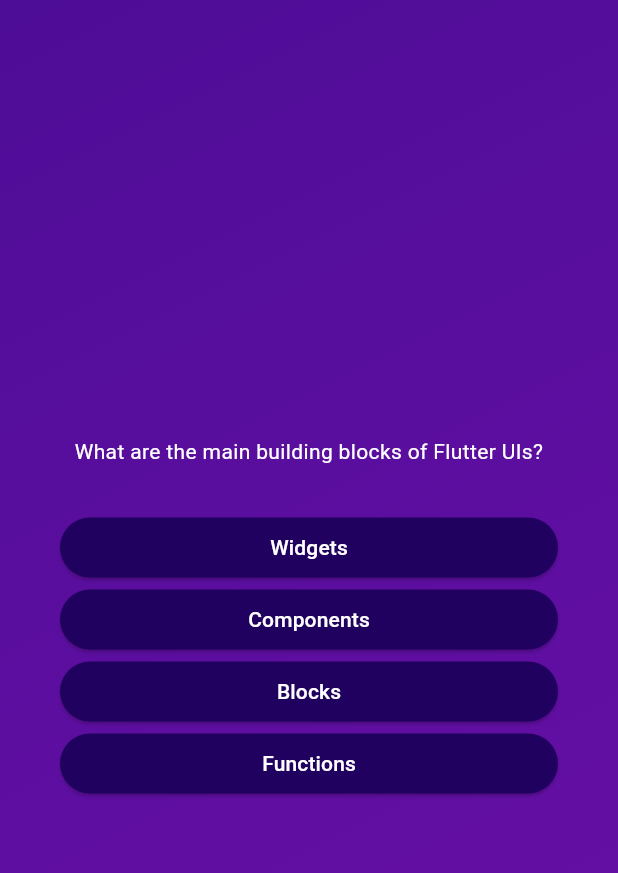
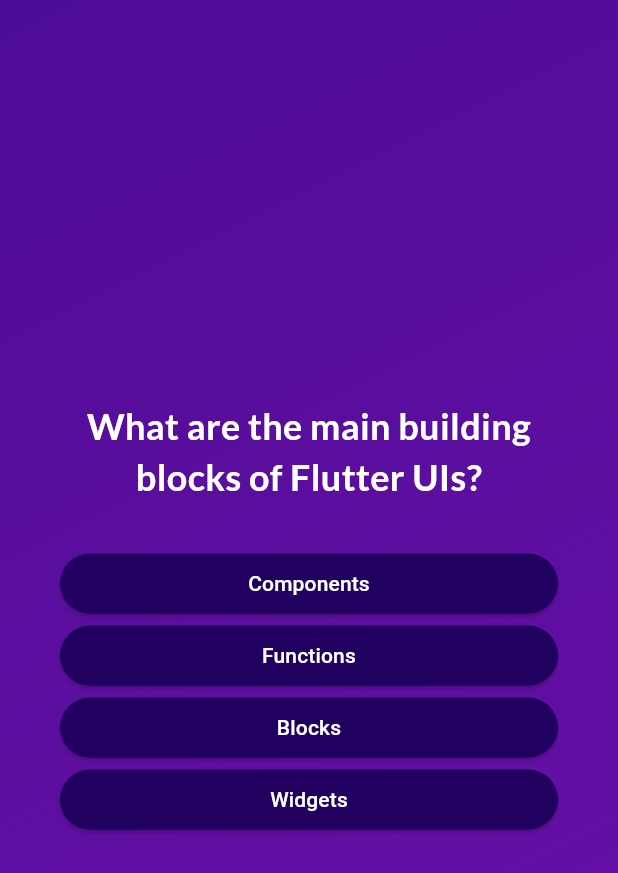
Before and after one commit to mateuslca/flutter_quiz, a Flutter app: the screen it shows after launch, after a tap on "Start Quiz", on a phone screen of 412 x 824 dp. Shown: the top 873 px of the screen. Run offline on Flutter 3.47's test engine with Material 3 defaults, Android fonts, the phone set to English and light mode, and no system bars; our stand-ins replace google_fonts.

Commit message:
add: acquiring list of answers

```diff
--- a/lib/answer_button.dart
+++ b/lib/answer_button.dart
@@ -25,7 +25,10 @@ class AnswerButton extends StatelessWidget {
           borderRadius: BorderRadius.circular(40),
         ),
       ),
-      child: Text(answerText),
+      child: Text(
+        answerText,
+        textAlign: TextAlign.center,
+      ),
     );
   }
 }
--- a/lib/models/quiz_questions.dart
+++ b/lib/models/quiz_questions.dart
@@ -4,4 +4,11 @@ class QuizQuestion {
 
   final String text;
   final List<String> answers;
+
+  //Creating a method to get a shuffled list
+  List<String> getShuffledAnswers() {
+    final shuffledList = List.of(answers); // First we copy the list
+    shuffledList.shuffle(); // Then we shuffle it
+    return shuffledList;
+  }
 }
--- a/lib/questions_screen.dart
+++ b/lib/questions_screen.dart
@@ -1,21 +1,37 @@
 import 'package:flutter/material.dart';
 import 'package:flutter_quiz/answer_button.dart';
 import 'package:flutter_quiz/data/questions_data.dart';
+import 'package:google_fonts/google_fonts.dart';
 
 class QuestionsScreen extends StatefulWidget {
-  const QuestionsScreen({super.key});
+  const QuestionsScreen({
+    super.key,
+    required this.onSelectAnswer,
+  });
+
+  final void Function(String answer) onSelectAnswer;
 
   @override
   State<QuestionsScreen> createState() {
-    return _QuestionsScreen();
+    return _QuestionsScreenState();
   }
 }
 
-class _QuestionsScreen extends State<QuestionsScreen> {
-  final currentQuestion = questions[0]; //List of questions
+class _QuestionsScreenState extends State<QuestionsScreen> {
+  var currentQuestionIndex = 0;
+
+  // Incrementing the index of the elements on the List as the user answers.
+  void answerQuestion(selectedAnswer) {
+    widget.onSelectAnswer(selectedAnswer);
+    setState(() {
+      currentQuestionIndex++;
+    });
+  }
 
   @override
   Widget build(BuildContext context) {
+    final currentQuestion = questions[currentQuestionIndex]; //List of questions
+
     return SizedBox(
       width: double.infinity,
       child: Container(
@@ -26,8 +42,10 @@ class _QuestionsScreen extends State<QuestionsScreen> {
           children: [
             Text(
               currentQuestion.text,
-              style: const TextStyle(
+              style: GoogleFonts.lato(
                 color: Colors.white,
+                fontSize: 24,
+                fontWeight: FontWeight.bold,
               ),
               textAlign: TextAlign.center,
             ),
@@ -36,9 +54,12 @@ class _QuestionsScreen extends State<QuestionsScreen> {
             // By using .map we can map every single ".answer" on the file to currentQuestion
             // and use it to return as much AnswerButtons as needed.
 
-            ...currentQuestion.answers.map(
+            ...currentQuestion.getShuffledAnswers().map(
               (answer) {
-                return AnswerButton(answerText: answer, onTap: () {});
+                return AnswerButton(
+                  answerText: answer,
+                  onTap: answerQuestion,
+                );
               },
             ),
           ],
--- a/lib/quiz.dart
+++ b/lib/quiz.dart
@@ -11,6 +11,7 @@ class Quiz extends StatefulWidget {
 }
 
 class _QuizState extends State<Quiz> {
+  final List<String> selectedAnswers = [];
   var activeScreen = 'splash-screen';
 
   void switchScreen() {
@@ -19,12 +20,18 @@ class _QuizState extends State<Quiz> {
     });
   }
 
+  void chooseAnswer(String answers) {
+    selectedAnswers.add(answers);
+  }
+
   @override
   Widget build(BuildContext context) {
     Widget screenWidget = SplashScreen(switchScreen);
 
     if (activeScreen == 'questions-screen') {
-      screenWidget = const QuestionsScreen();
+      screenWidget = QuestionsScreen(
+        onSelectAnswer: chooseAnswer,
+      );
     }
 
     return MaterialApp(
--- a/pubspec.yaml
+++ b/pubspec.yaml
@@ -35,6 +35,7 @@ dependencies:
   # The following adds the Cupertino Icons font to your application.
   # Use with the CupertinoIcons class for iOS style icons.
   cupertino_icons: ^1.0.6
+  google_fonts: ^6.2.1
 
 dev_dependencies:
   flutter_test:
```
Also changed, not shown: pubspec.lock, 1 other file.
